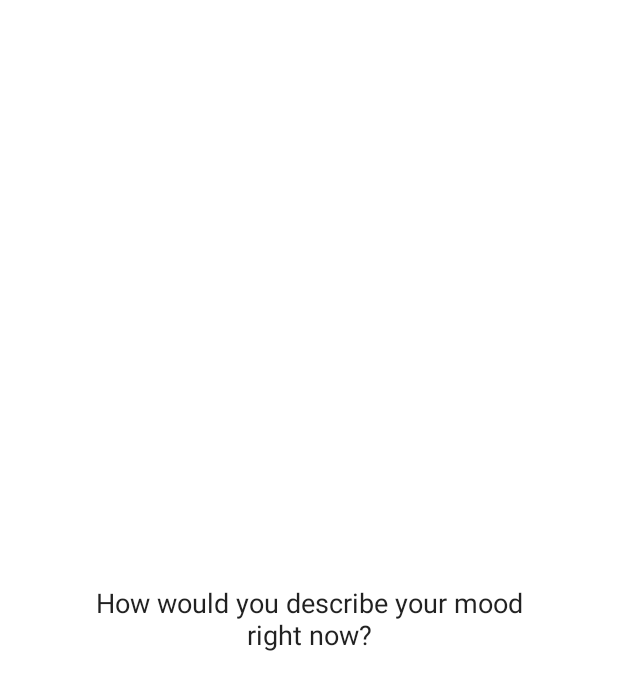
After one commit to Jericho-One/WellFromHome, an Android app: the layout view_card_how_you_feel.xml on its own in the app's theme, with its tools: preview values and no code run, on a phone screen of 412 x 824 dp. The commit adds this screen. Shown: the top 690 px of the screen. Run offline under Robolectric (Android 15) with nearby library versions, the phone set to English and light mode, and no system bars.

Commit message:
Adding swipable cards

```diff
--- a/app/build.gradle
+++ b/app/build.gradle
@@ -48,6 +48,7 @@ dependencies {
     implementation 'androidx.navigation:navigation-ui-ktx:2.2.2'
     implementation "com.airbnb.android:lottie:$lottieVersion"
     implementation 'androidx.legacy:legacy-support-v4:1.0.0'
+    implementation "com.yuyakaido.android:card-stack-view:2.3.4"
     testImplementation 'junit:junit:4.12'
     androidTestImplementation 'androidx.test.ext:junit:1.1.1'
     androidTestImplementation 'androidx.test.espresso:espresso-core:3.2.0'
--- /dev/null
+++ b/app/src/main/java/com/example/wellfromhome/CardData.kt
@@ -0,0 +1,4 @@
+package com.example.wellfromhome
+
+data class CardData(val message: String) {
+}
--- /dev/null
+++ b/app/src/main/res/layout/view_card_how_you_feel.xml
@@ -0,0 +1,23 @@
+<?xml version="1.0" encoding="utf-8"?>
+<androidx.constraintlayout.widget.ConstraintLayout xmlns:android="http://schemas.android.com/apk/res/android"
+    xmlns:app="http://schemas.android.com/apk/res-auto"
+    android:layout_width="match_parent"
+    android:padding="48dp"
+    android:background="@color/white"
+    android:elevation="8dp"
+    android:layout_height="match_parent">
+
+    <TextView
+        android:id="@+id/card_body"
+        style="@style/TextAppearance.AppCompat"
+        android:layout_width="wrap_content"
+        android:layout_height="wrap_content"
+        android:gravity="center"
+        android:text="@string/describe_mood"
+        android:textSize="18sp"
+        app:layout_constraintBottom_toBottomOf="parent"
+        app:layout_constraintEnd_toEndOf="parent"
+        app:layout_constraintStart_toStartOf="parent"
+        app:layout_constraintTop_toTopOf="parent" />
+
+</androidx.constraintlayout.widget.ConstraintLayout>
--- a/app/src/main/res/values/colors.xml
+++ b/app/src/main/res/values/colors.xml
@@ -4,4 +4,5 @@
     <color name="colorPrimaryDark">#5ab5a0</color>
     <color name="colorPrimaryLight">#bfffff</color>
     <color name="colorAccent">#bf7a72</color>
+    <color name="white">#FFFFFF</color>
 </resources>
```
Also changed, not shown: app/src/main/java/com/example/wellfromhome/CardStackAdapter.kt (added, +27 -0 lines), app/src/main/java/com/example/wellfromhome/MainActivity.kt (+10 -0 lines), app/src/main/java/com/example/wellfromhome/ThirdFragment.kt (+17 -0 lines), app/src/main/res/layout/fragment_third.xml (+43 -17 lines).
